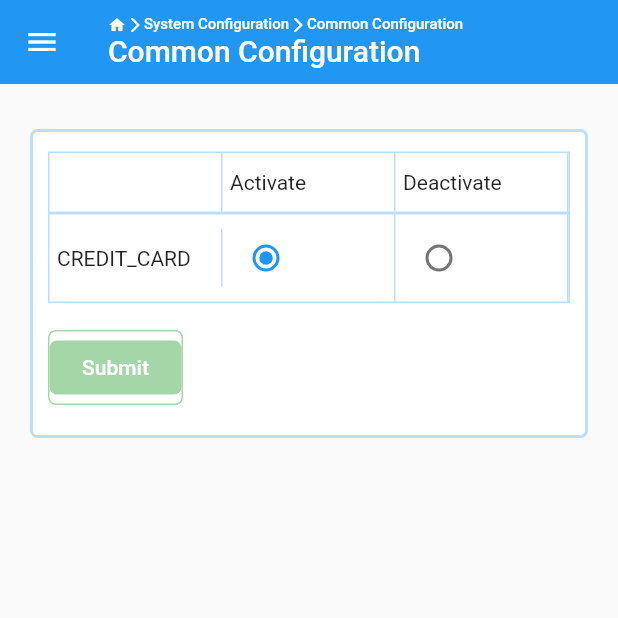
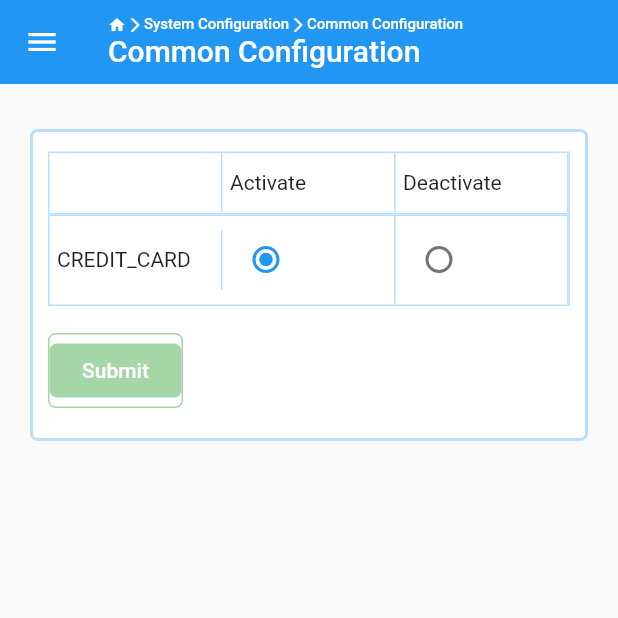
Before and after one commit to Avishka-Rathnavibhushana/Internet-Bank--Super-Admin-Panel, a Flutter app: the CommonConfigurationPage screen opened by its route, on a phone screen of 412 x 824 dp, the top half of it. Run offline on Flutter 3.47's test engine with Material 2 defaults, Android fonts, the light colour scheme and no system bars; our stand-ins replace expandable, responsive_framework; missing offline and left inert: adaptivex, dart:html, responsive_table; statements that could not run were skipped.

Commit message:
Add border feature and button feature to form table

```diff
--- a/superadminpanel/lib/widgets/MainForm/CustomSimpleTable.dart
+++ b/superadminpanel/lib/widgets/MainForm/CustomSimpleTable.dart
@@ -2,12 +2,14 @@
 
 class SimpleCustomTable extends StatefulWidget {
   final itemList;
+  final int borderType;
 
   final Color? topicBackgroundColor;
   const SimpleCustomTable({
     Key? key,
     required this.topicBackgroundColor,
     required this.itemList,
+    required this.borderType,
   }) : super(key: key);
 
   @override
@@ -19,7 +21,15 @@
   //1) Label
   //2) TextLink
   //3) TextBox
-  //3) CheckBox
+  //4) CheckBox
+  //5) Button
+  //6) Icon
+  //7) Custom
+
+  //Border Types
+  //0 -  No Border
+  //1 -  Only Bottom Border
+  //2 -  Complete Border
   Color buttonColor = Colors.blue;
   bool underlined = false;
   @override
@@ -32,9 +42,35 @@
             .map(
               (tablColumn) => Container(
                 decoration: BoxDecoration(
-                  border: Border.all(
-                    width: 1,
-                    color: widget.topicBackgroundColor!,
+                  border: Border(
+                    left: BorderSide(
+                      width: 1,
+                      style: widget.borderType >= 2
+                          ? BorderStyle.solid
+                          : BorderStyle.none,
+                      color: widget.topicBackgroundColor!,
+                    ),
+                    right: BorderSide(
+                      width: 1,
+                      style: widget.borderType >= 2
+                          ? BorderStyle.solid
+                          : BorderStyle.none,
+                      color: widget.topicBackgroundColor!,
+                    ),
+                    top: BorderSide(
+                      width: 1,
+                      style: widget.borderType >= 2
+                          ? BorderStyle.solid
+                          : BorderStyle.none,
+                      color: widget.topicBackgroundColor!,
+                    ),
+                    bottom: BorderSide(
+                      width: 1,
+                      style: widget.borderType >= 1
+                          ? BorderStyle.solid
+                          : BorderStyle.none,
+                      color: widget.topicBackgroundColor!,
+                    ),
                   ),
                 ),
                 child: Row(
@@ -45,11 +81,34 @@
                           (tableRow) => Expanded(
                             flex: 1,
                             child: Container(
+                              margin: EdgeInsets.only(
+                                right: tableRow[0] != "Label"
+                                    ? 0
+                                    : tableRow.length == 2
+                                        ? 0
+                                        : tableRow[2]
+                                            ? 10
+                                            : 0,
+                              ),
                               alignment: Alignment.centerLeft,
                               decoration: BoxDecoration(
                                 border: Border(
                                   right: BorderSide(
                                     width: 1,
+                                    style: widget.borderType >= 2
+                                        ? BorderStyle.solid
+                                        : BorderStyle.none,
+                                    color: widget.topicBackgroundColor!,
+                                  ),
+                                  bottom: BorderSide(
+                                    width: 1,
+                                    style: tableRow[0] != "Label"
+                                        ? BorderStyle.none
+                                        : tableRow.length == 2
+                                            ? BorderStyle.none
+                                            : tableRow[2]
+                                                ? BorderStyle.solid
+                                                : BorderStyle.none,
                                     color: widget.topicBackgroundColor!,
                                   ),
                                 ),
@@ -61,7 +120,9 @@
                                     ? Padding(
                                         padding: const EdgeInsets.symmetric(
                                             vertical: 6.5),
-                                        child: Text(tableRow[1]),
+                                        child: Text(
+                                          tableRow[1],
+                                        ),
                                       )
                                     : tableRow[0] == "TextLink"
                                         ? InkWell(
@@ -118,7 +179,35 @@
                                                         onChanged: tableRow[2],
                                                         groupValue: tableRow[3],
                                                       )
-                                                    : Container(),
+                                                    : tableRow[0] == "Button"
+                                                        ? ElevatedButton(
+                                                            child: Text(
+                                                                tableRow[1]),
+                                                            onPressed:
+                                                                tableRow[2],
+                                                            style: ElevatedButton
+                                                                .styleFrom(
+                                                                    primary:
+                                                                        tableRow[
+                                                                            3],
+                                                                    textStyle:
+                                                                        TextStyle(
+                                                                      color:
+                                                                          tableRow[
+                                                                              4],
+                                                                    )),
+                                                          )
+                                                        : tableRow[0] == "Icon"
+                                                            ? Icon(
+                                                                Icons
+                                                                    .trending_up,
+                                                                color: Colors
+                                                                    .green[500],
+                                                              )
+                                                            : tableRow[0] ==
+                                                                    "Custom"
+                                                                ? tableRow[1]
+                                                                : Container(),
                               ),
                             ),
                           ),
--- a/superadminpanel/lib/widgets/MainForm/MainForm.dart
+++ b/superadminpanel/lib/widgets/MainForm/MainForm.dart
@@ -208,6 +208,9 @@
                                                     topicBackgroundColor:
                                                         topicBackgroundColor,
                                                     itemList: item[2],
+                                                    borderType: item.length == 4
+                                                        ? item[3]
+                                                        : 2,
                                                   ),
                                                 )
                                               : item[1] == "Custom"
```
